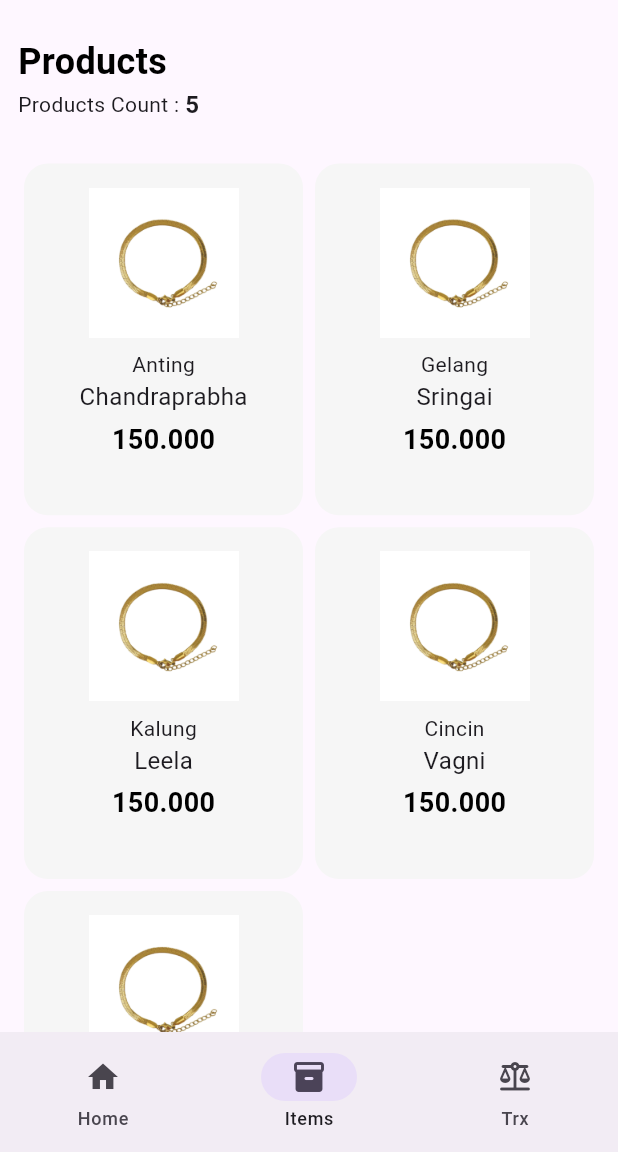
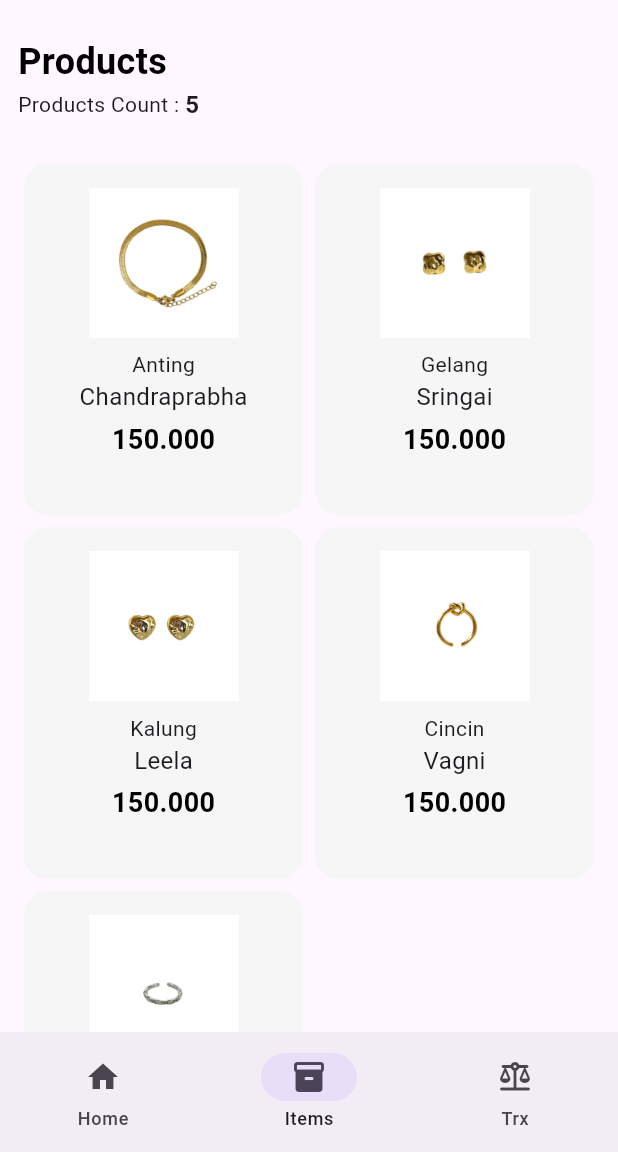
Before and after one commit to inazrabuu/arra-app, a Flutter app: the screen it shows after launch, item 2 of the bottom bar chosen, on a phone screen of 412 x 824 dp, the part 84-1236 px from its top. Run offline on Flutter 3.47's test engine with Material 3 defaults, Android fonts, the phone set to English and light mode, and no system bars; our stand-ins replace basic_utils, flutter_svg, shared_preferences; Roboto replaces fonts that are missing (SF Pro Display).

Commit message:
minor edit

```diff
--- a/lib/views/widgets/products_grid_widget.dart
+++ b/lib/views/widgets/products_grid_widget.dart
@@ -34,7 +34,7 @@ class ProductsGridWidget extends StatelessWidget {
                 children: [
                   Center(
                     child: Image.asset(
-                      'assets/images/products/1.png',
+                      "assets/images/products/${index + 1}.png",
                       width: 100.0,
                     ),
                   ),
```
